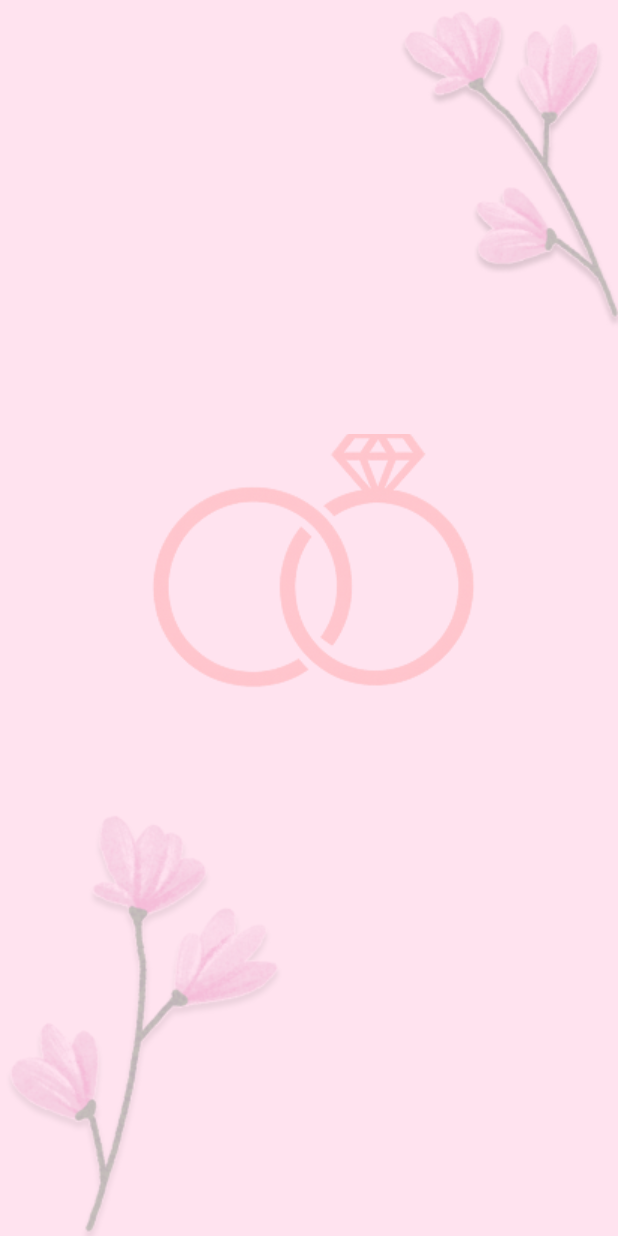
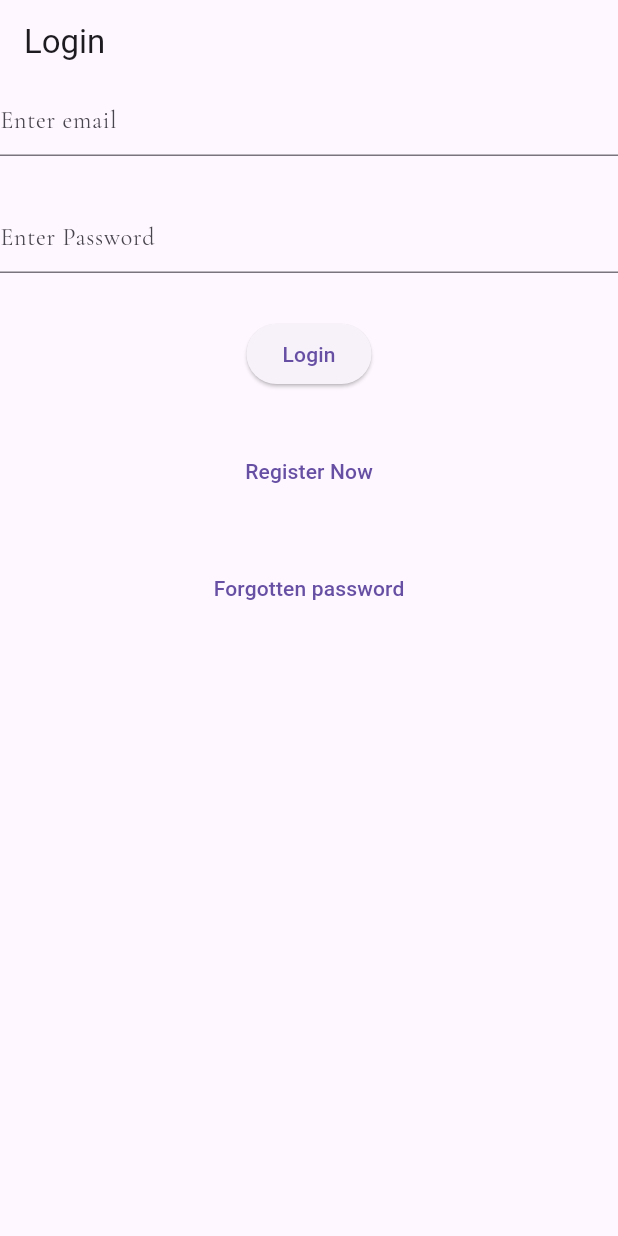
Before and after one commit to eyumazi/wedconnect, a Flutter app: the first screen one second after launch, on a phone screen of 412 x 824 dp. Run offline on Flutter 3.47's test engine with Material 3 defaults, Android fonts, the light colour scheme and no system bars; our stand-ins replace firebase_auth, firebase_core, get, google_fonts, smooth_page_indicator; accounts and stored records are empty.

Commit message:
Authentication test building using firebase has been added to the project.

```diff
--- /dev/null
+++ b/lib/Authentication/Wrapper.dart
@@ -0,0 +1,46 @@
+import 'package:firebase_auth/firebase_auth.dart';
+import 'package:flutter/material.dart';
+import 'package:wedconnect/Authentication/Homepage%20text.dart';
+import 'package:wedconnect/Authentication/login.dart';
+
+// import your screens
+// import 'home_screen.dart';
+// import 'login_screen.dart';
+
+class Wrapper extends StatelessWidget {
+  const Wrapper({super.key});
+
+  @override
+  Widget build(BuildContext context) {
+    return Scaffold(
+      body: StreamBuilder<User?>(
+        stream: FirebaseAuth.instance.authStateChanges(),
+        builder: (context, snapshot) {
+          // Loading
+          if (snapshot.connectionState == ConnectionState.waiting) {
+            return const Center(child: CircularProgressIndicator());
+          }
+
+          // Error
+          if (snapshot.hasError) {
+            return const Center(
+              child: Icon(Icons.error_outline, size: 40, color: Colors.red),
+            );
+          }
+
+          // User logged in
+          if (snapshot.hasData) {
+            if (snapshot.data!.emailVerified) {
+              return HomepageTest();
+            } else {
+              return
+            }
+          }
+
+          // User not logged in
+          return Login();
+        },
+      ),
+    );
+  }
+}
--- /dev/null
+++ b/lib/Authentication/login.dart
@@ -0,0 +1,61 @@
+import 'package:firebase_auth/firebase_auth.dart';
+import 'package:flutter/material.dart';
+import 'package:get/get.dart';
+import 'package:wedconnect/Authentication/ForgotPassword.dart';
+import 'package:wedconnect/Authentication/signup.dart';
+
+class Login extends StatefulWidget {
+  const Login({super.key});
+
+  @override
+  State<Login> createState() => _LoginState();
+}
+
+class _LoginState extends State<Login> {
+  final TextEditingController emailController = TextEditingController();
+  final TextEditingController passwordController = TextEditingController();
+
+  signin() async {
+    await FirebaseAuth.instance.signInWithEmailAndPassword(
+      email: emailController.text,
+      password: passwordController.text,
+    );
+  }
+
+  @override
+  Widget build(BuildContext context) {
+    return Scaffold(
+      appBar: AppBar(title: Text("Login")),
+      body: Column(
+        children: [
+          TextField(
+            controller: emailController,
+            decoration: InputDecoration(hintText: "Enter email"),
+          ),
+          SizedBox(height: 30),
+          TextField(
+            controller: passwordController,
+            decoration: InputDecoration(hintText: "Enter Password"),
+          ),
+          SizedBox(height: 30),
+          ElevatedButton(
+            onPressed: () {
+              signin();
+            },
+            child: Text("Login"),
+          ),
+          SizedBox(height: 30),
+          TextButton(
+            onPressed: () => Get.to(Signup()),
+            child: Text("Register Now"),
+          ),
+          SizedBox(height: 30),
+          TextButton(
+            onPressed: () => Get.to(Forgotpassword()),
+            child: Text("Forgotten password"),
+          ),
+        ],
+      ),
+    );
+  }
+}
--- a/lib/main.dart
+++ b/lib/main.dart
@@ -1,9 +1,12 @@
+import 'package:firebase_core/firebase_core.dart';
 import 'package:flutter/material.dart';
+import 'package:get/get.dart';
 import 'package:google_fonts/google_fonts.dart';
-import 'package:wedconnect/screens/splashscreen.dart';
+import 'package:wedconnect/Authentication/Wrapper.dart';
 
 Future<void> main() async {
   WidgetsFlutterBinding.ensureInitialized();
+  WidgetsFlutterBinding.ensureInitialized(); //used for flutter auth.
 
   // Preload ALL fonts you'll use in the app
   await GoogleFonts.pendingFonts([
@@ -14,6 +17,7 @@
     // Add any other Google Fonts you plan to use
   ]);
 
+  await Firebase.initializeApp();
   runApp(const MyApp());
 }
 
@@ -22,7 +26,7 @@
 
   @override
   Widget build(BuildContext context) {
-    return MaterialApp(
+    return GetMaterialApp(
       debugShowCheckedModeBanner: false,
       title: 'WedConnect',
       theme: ThemeData(
@@ -49,7 +53,7 @@
           // Add more as needed
         ),
       ),
-      home: Splashscreen(),
+      home: Wrapper(),
     );
   }
 }
--- a/pubspec.yaml
+++ b/pubspec.yaml
@@ -12,6 +12,9 @@ dependencies:
   google_fonts: ^6.1.0  # MOVED HERE - at same level as flutter
   cupertino_icons: ^1.0.8
   smooth_page_indicator: ^2.0.1
+  firebase_core: ^4.3.0
+  firebase_auth: ^6.1.3
+  get: ^4.7.3
 
 dev_dependencies:
   flutter_test:
```
Also changed, not shown: lib/Authentication/ForgotPassword.dart (added, +41 -0 lines), lib/Authentication/Homepage text.dart (added, +31 -0 lines), lib/Authentication/signup.dart (added, +51 -0 lines), lib/Authentication/EmailVerification.dart (added), pubspec.lock, 6 other files.
